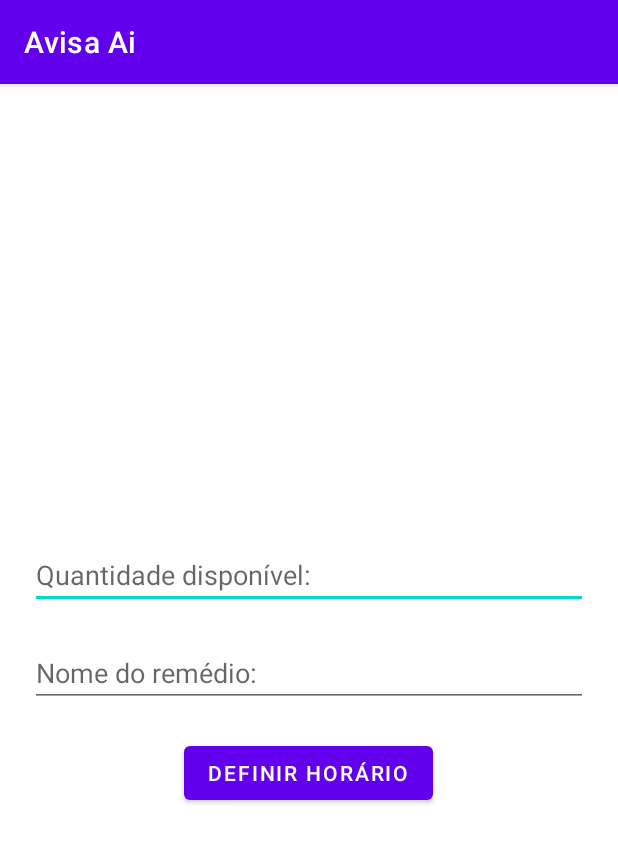
After one commit to alangil/avisa-ai, an Android app: the DefinirAlarm screen opened directly, with no data from a screen before it, on a phone screen of 412 x 824 dp. The commit adds this screen. Shown: the top 843 px of the screen. Run offline under Robolectric (Android 15) with nearby library versions, the phone set to English and light mode, and no system bars.

Commit message:
Fase um completa! Chamada Alarm Manager e timePickerDialog

```diff
--- a/app/build.gradle
+++ b/app/build.gradle
@@ -1,6 +1,7 @@
 plugins {
     id 'com.android.application'
     id 'kotlin-android'
+    id 'kotlin-android-extensions'
 }
 
 android {
--- a/app/src/main/AndroidManifest.xml
+++ b/app/src/main/AndroidManifest.xml
@@ -1,6 +1,8 @@
 <?xml version="1.0" encoding="utf-8"?>
 <manifest xmlns:android="http://schemas.android.com/apk/res/android"
     package="com.alangil.avisaai">
+
+    <uses-permission android:name="com.android.alarm.permission.SET_ALARM"/>
 
     <application
         android:allowBackup="true"
@@ -9,6 +11,7 @@
         android:roundIcon="@mipmap/ic_launcher_round"
         android:supportsRtl="true"
         android:theme="@style/Theme.AvisaAi">
+        <activity android:name=".DefinirAlarm"></activity>
         <activity android:name=".MainActivity">
             <intent-filter>
                 <action android:name="android.intent.action.MAIN" />
--- /dev/null
+++ b/app/src/main/res/layout/activity_definir_alarm.xml
@@ -0,0 +1,37 @@
+<?xml version="1.0" encoding="utf-8"?>
+<LinearLayout xmlns:android="http://schemas.android.com/apk/res/android"
+    xmlns:app="http://schemas.android.com/apk/res-auto"
+    xmlns:tools="http://schemas.android.com/tools"
+    android:layout_width="match_parent"
+    android:layout_height="match_parent"
+    tools:context=".DefinirAlarm"
+    android:orientation="vertical"
+    android:layout_margin="20dp"
+    android:gravity="center">
+
+    <EditText
+        android:id="@+id/edit_quantidade"
+        android:layout_width="match_parent"
+        android:layout_height="wrap_content"
+        android:inputType="number"
+        android:layout_marginTop="20dp"
+        android:hint="Quantidade disponível:"
+        />
+
+    <EditText
+        android:id="@+id/editMediName"
+        android:layout_width="match_parent"
+        android:layout_height="wrap_content"
+        android:inputType="textPersonName"
+        android:layout_marginTop="20dp"
+        android:hint="Nome do remédio:"
+        />
+    <Button
+        android:id="@+id/buttonSetAlarm"
+        android:layout_width="wrap_content"
+        android:layout_height="wrap_content"
+        android:text="Definir Horário"
+        android:layout_marginTop="20dp"
+        android:layout_gravity="center"/>
+
+</LinearLayout>
--- a/app/src/main/res/values/strings.xml
+++ b/app/src/main/res/values/strings.xml
@@ -1,3 +1,4 @@
 <resources>
     <string name="app_name">Avisa Ai</string>
+    <string name="preencha_nome_remedio">Preencha o nome do remédio!</string>
 </resources>
```
Also changed, not shown: app/src/main/java/com/alangil/avisaai/DefinirAlarm.kt (added, +74 -0 lines), app/src/main/java/com/alangil/avisaai/MainActivity.kt (+32 -1 lines), app/src/main/res/layout/activity_main.xml (+23 -7 lines).
